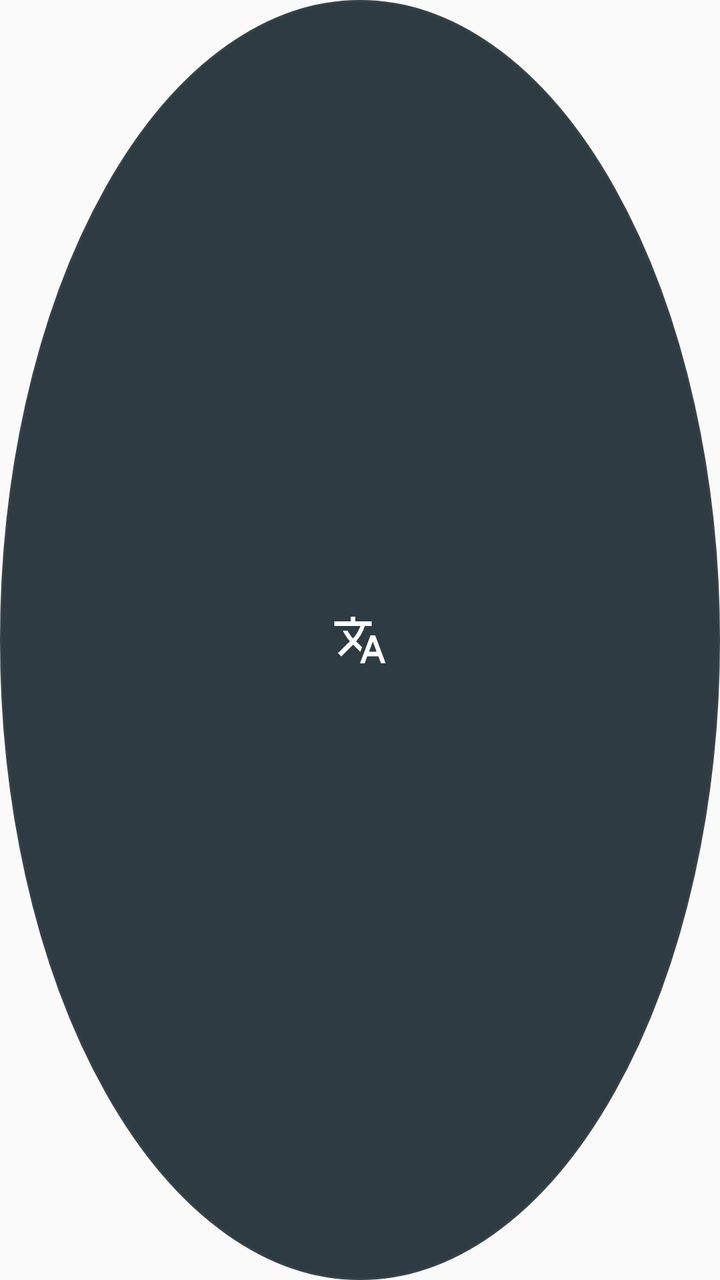
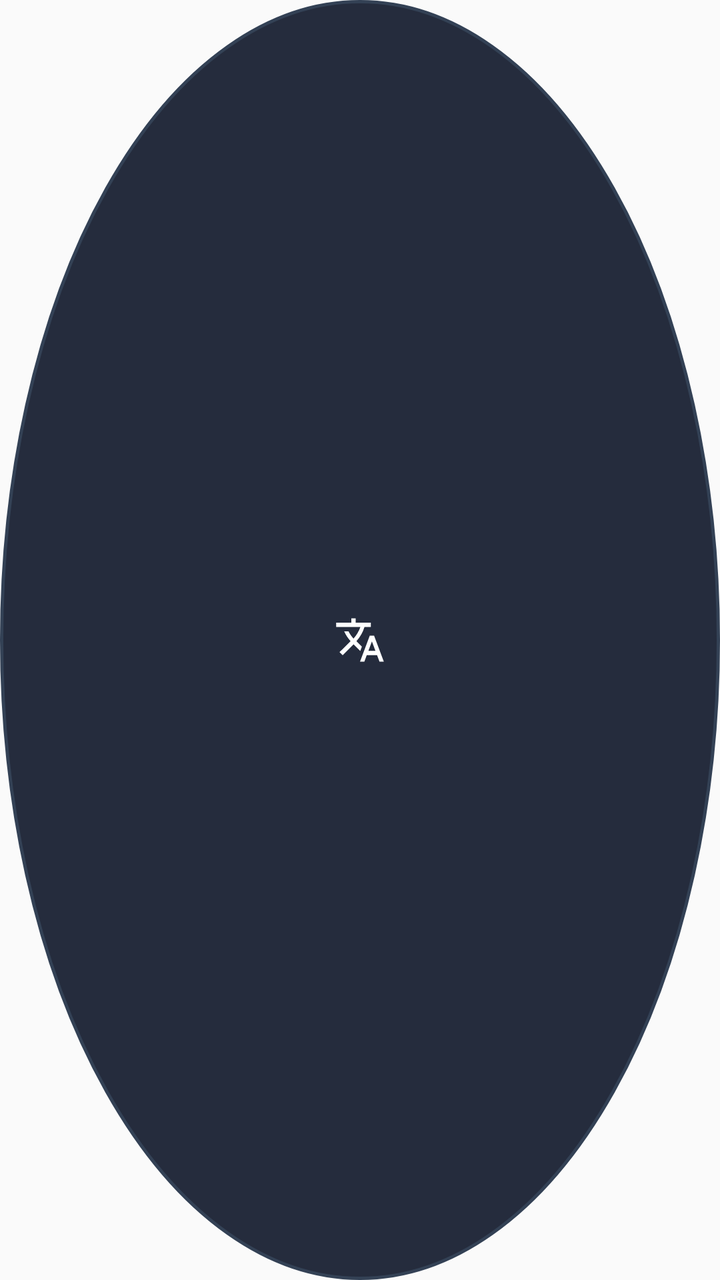

Compare the two renders of this Android layout. The source of the first and the diff that turns it into the second are given below.
<!-- AndroidManifest.xml: application theme Theme.Translator -->
<!-- res/layout/floating_sphere_menu.xml -->
<?xml version="1.0" encoding="utf-8"?>
<FrameLayout xmlns:android="http://schemas.android.com/apk/res/android"
    android:id="@+id/sphere_root"
    android:layout_width="54dp"
    android:layout_height="54dp"
    android:background="@drawable/bg_floating_sphere_idle"
    android:elevation="4dp">

    <ImageView
        android:id="@+id/sphere_icon"
        android:layout_width="28dp"
        android:layout_height="28dp"
        android:layout_gravity="center"
        android:src="@drawable/ic_translate_sphere"
        android:contentDescription="@string/app_name" />
</FrameLayout>
<!-- resources referenced by this layout -->
<resources>
  <!-- drawable bg_floating_sphere_idle (drawable) -->
  <?xml version="1.0" encoding="utf-8"?>
  <shape xmlns:android="http://schemas.android.com/apk/res/android"
      android:shape="oval">
      <solid android:color="#F2233138" />
      <stroke
          android:width="1dp"
          android:color="#374248" />
  </shape>
  <!-- drawable ic_translate_sphere (drawable) -->
  <?xml version="1.0" encoding="utf-8"?>
  <vector xmlns:android="http://schemas.android.com/apk/res/android"
      android:width="28dp"
      android:height="28dp"
      android:viewportWidth="24"
      android:viewportHeight="24">
      <path
          android:fillColor="#FFFFFF"
          android:pathData="M12.87,15.07l-2.54,-2.51 0.03,-0.03c1.74,-1.94 2.98,-4.17 3.71,-6.53H17V4h-7V2H8v2H1v2h11.17C11.5,7.92 10.44,9.75 9,11.35 8.07,10.32 7.3,9.19 6.69,8h-2c0.73,1.63 1.73,3.17 2.98,4.56l-5.11,5.02L4,19l5,-5 3.11,3.11 0.76,-2.04zM18.5,10h-2L12,22h2l1.12,-3h4.75L21,22h2l-4.5,-12zm-2.62,7l1.62,-4.33L19.12,17h-3.24z"/>
  </vector>
  <string name="app_name">Translator</string>
  <style name="Theme.Translator" parent="android:Theme.Material.Light.NoActionBar" />
</resources>

<!-- the commit's change to res/layout/floating_sphere_menu.xml (unified diff, before → after) -->
@@ -1,15 +1,15 @@
 <?xml version="1.0" encoding="utf-8"?>
 <FrameLayout xmlns:android="http://schemas.android.com/apk/res/android"
     android:id="@+id/sphere_root"
-    android:layout_width="54dp"
-    android:layout_height="54dp"
+    android:layout_width="52dp"
+    android:layout_height="52dp"
     android:background="@drawable/bg_floating_sphere_idle"
-    android:elevation="4dp">
+    android:elevation="6dp">
 
     <ImageView
         android:id="@+id/sphere_icon"
-        android:layout_width="28dp"
-        android:layout_height="28dp"
+        android:layout_width="26dp"
+        android:layout_height="26dp"
         android:layout_gravity="center"
         android:src="@drawable/ic_translate_sphere"
         android:contentDescription="@string/app_name" />
<!-- resource entries referenced after the edit -->
@@ -4,10 +4,10 @@
   <?xml version="1.0" encoding="utf-8"?>
   <shape xmlns:android="http://schemas.android.com/apk/res/android"
       android:shape="oval">
-      <solid android:color="#F2233138" />
+      <solid android:color="#E60F172A" />
       <stroke
-          android:width="1dp"
-          android:color="#374248" />
+          android:width="1.5dp"
+          android:color="#334155" />
   </shape>
   <!-- drawable ic_translate_sphere (drawable) -->
   <?xml version="1.0" encoding="utf-8"?>
